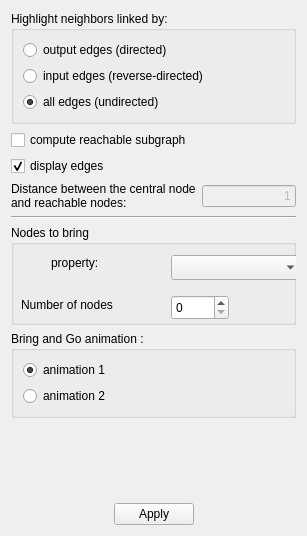
vadivelselvaraj/TulipGLImprovement, file plugins/interactor/NeighborhoodHighlighter/NeighborhoodHighlighterConfigWidget.ui: the form before one commit.
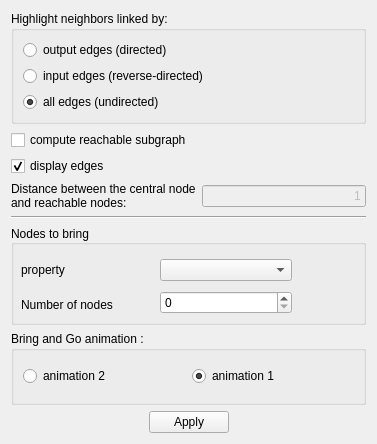
The form after the commit.

Patch:
```diff
--- a/plugins/interactor/NeighborhoodHighlighter/NeighborhoodHighlighterConfigWidget.ui
+++ b/plugins/interactor/NeighborhoodHighlighter/NeighborhoodHighlighterConfigWidget.ui
@@ -6,10 +6,16 @@
    <rect>
     <x>0</x>
     <y>0</y>
-    <width>307</width>
-    <height>536</height>
+    <width>377</width>
+    <height>444</height>
    </rect>
   </property>
+  <property name="minimumSize">
+   <size>
+    <width>377</width>
+    <height>444</height>
+   </size>
+  </property>
   <property name="windowTitle">
    <string>Form</string>
   </property>
@@ -119,51 +125,48 @@
      <property name="title">
       <string>Nodes to bring</string>
      </property>
-     <widget class="QComboBox" name="propertyName">
-      <property name="geometry">
-       <rect>
-        <x>160</x>
-        <y>30</y>
-        <width>131</width>
-        <height>25</height>
-       </rect>
-      </property>
-     </widget>
-     <widget class="QLabel" name="label_2">
-      <property name="geometry">
-       <rect>
-        <x>40</x>
-        <y>30</y>
-        <width>57</width>
-        <height>15</height>
-       </rect>
-      </property>
-      <property name="text">
-       <string>property:</string>
-      </property>
-     </widget>
-     <widget class="QLabel" name="label_3">
+     <property name="alignment">
+      <set>Qt::AlignLeading|Qt::AlignLeft|Qt::AlignVCenter</set>
+     </property>
+     <widget class="QWidget" name="">
       <property name="geometry">
        <rect>
         <x>10</x>
-        <y>70</y>
-        <width>121</width>
-        <height>20</height>
+        <y>30</y>
+        <width>271</width>
+        <height>64</height>
        </rect>
       </property>
-      <property name="text">
-       <string>Number of nodes</string>
-      </property>
-     </widget>
-     <widget class="QSpinBox" name="nodesNumber">
-      <property name="geometry">
-       <rect>
-        <x>160</x>
-        <y>70</y>
-        <width>58</width>
-        <height>25</height>
-       </rect>
-      </property>
+      <layout class="QHBoxLayout" name="horizontalLayout_5">
+       <item>
+        <layout class="QVBoxLayout" name="verticalLayout_3">
+         <item>
+          <widget class="QLabel" name="label_2">
+           <property name="text">
+            <string>property</string>
+           </property>
+          </widget>
+         </item>
+         <item>
+          <widget class="QLabel" name="label_3">
+           <property name="text">
+            <string>Number of nodes</string>
+           </property>
+          </widget>
+         </item>
+        </layout>
+       </item>
+       <item>
+        <layout class="QVBoxLayout" name="verticalLayout_4">
+         <item>
+          <widget class="QComboBox" name="propertyName"/>
+         </item>
+         <item>
+          <widget class="QSpinBox" name="nodesNumber"/>
+         </item>
+        </layout>
+       </item>
+      </layout>
      </widget>
     </widget>
    </item>
@@ -172,17 +175,7 @@
      <property name="title">
       <string>Bring and Go animation :</string>
      </property>
-     <layout class="QVBoxLayout" name="verticalLayout_3">
-      <item>
-       <widget class="QRadioButton" name="bagAnimation1">
-        <property name="text">
-         <string>animation 1</string>
-        </property>
-        <property name="checked">
-         <bool>true</bool>
-        </property>
-       </widget>
-      </item>
+     <layout class="QHBoxLayout" name="horizontalLayout_3">
       <item>
        <widget class="QRadioButton" name="bagAnimation2">
         <property name="text">
@@ -190,22 +183,19 @@
         </property>
        </widget>
       </item>
+      <item>
+       <widget class="QRadioButton" name="bagAnimation1">
+        <property name="text">
+         <string>animation 1</string>
+        </property>
+        <property name="checked">
+         <bool>true</bool>
+        </property>
+       </widget>
+      </item>
      </layout>
     </widget>
    </item>
-   <item>
-    <spacer name="verticalSpacer">
-     <property name="orientation">
-      <enum>Qt::Vertical</enum>
-     </property>
-     <property name="sizeHint" stdset="0">
-      <size>
-       <width>20</width>
-       <height>286</height>
-      </size>
-     </property>
-    </spacer>
-   </item>
    <item>
     <layout class="QHBoxLayout" name="horizontalLayout_2">
      <item>
```
